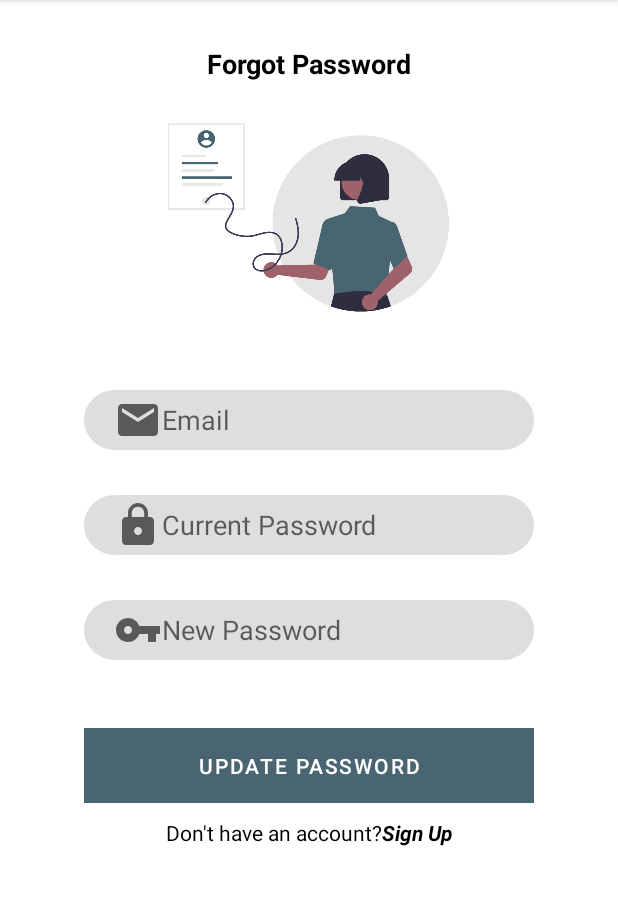
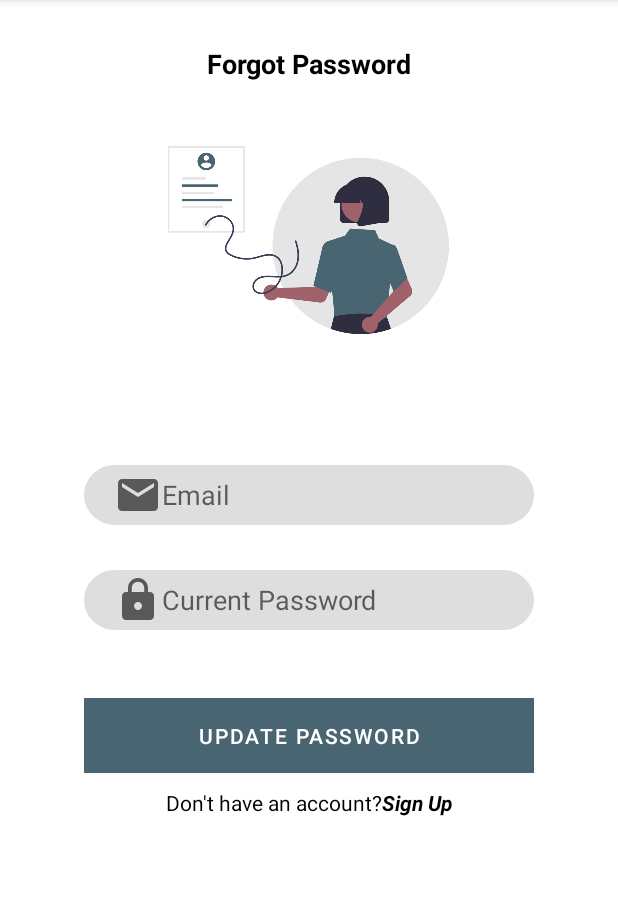
Before and after one commit to ks-nishan/TeamMark, an Android app: the ForgotPasswordPage screen opened directly, with no data from a screen before it, on a phone screen of 412 x 824 dp, the part 84-989 px from its top. Run offline under Robolectric (Android 15) with nearby library versions, the phone set to English and light mode, and no system bars; our stand-ins replace Firebase (no records; nobody signed in at launch, a user with empty details on screens opened directly).

Commit message:
Forgot Password editTxt

```diff
--- a/app/src/main/res/layout/activity_forgot_password_page.xml
+++ b/app/src/main/res/layout/activity_forgot_password_page.xml
@@ -21,7 +21,7 @@
 
     <ImageView
         android:layout_width="230dp"
-        android:layout_height="170dp"
+        android:layout_height="200dp"
         android:layout_gravity="center_horizontal"
         android:layout_marginTop="5dp"
         android:src="@drawable/undraw_personal_information_re_vw8a"/>
@@ -34,7 +34,7 @@
         android:paddingLeft="20dp"
         android:hint="@string/email"
         android:drawableStart="@drawable/ic_email"
-        android:layout_marginTop="30dp"
+        android:layout_marginTop="50dp"
         android:background="@drawable/input"
         android:drawableLeft="@drawable/ic_email" />
 
@@ -49,16 +49,6 @@
         android:background="@drawable/input"
         android:drawableLeft="@drawable/ic_baseline_lock_24" />
 
-    <EditText
-        android:layout_width="300dp"
-        android:layout_height="40dp"
-        android:layout_gravity="center_horizontal"
-        android:paddingLeft="20dp"
-        android:hint="@string/new_password"
-        android:drawableStart="@drawable/ic_key_24"
-        android:layout_marginTop="30dp"
-        android:background="@drawable/input"
-        android:drawableLeft="@drawable/ic_key_24" />
 
 
 
```
